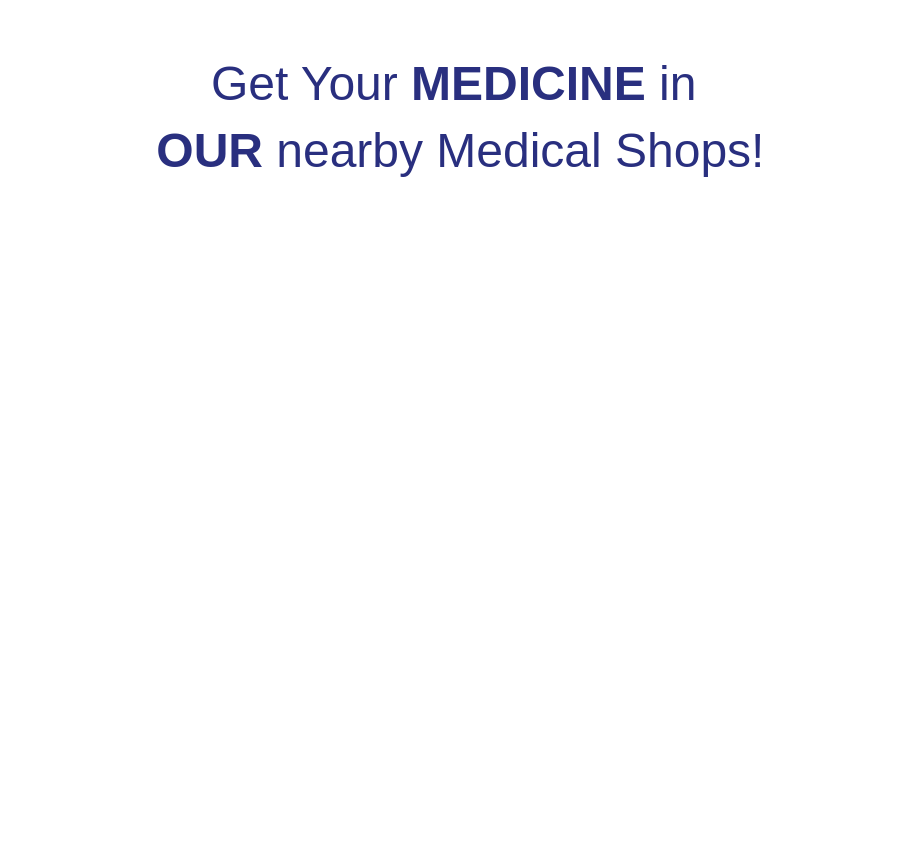
This is apps/Frames/searchFrame.ui in YadavGulshan/MedAlthea as Qt 5 draws it before an edit. The edited form follows.
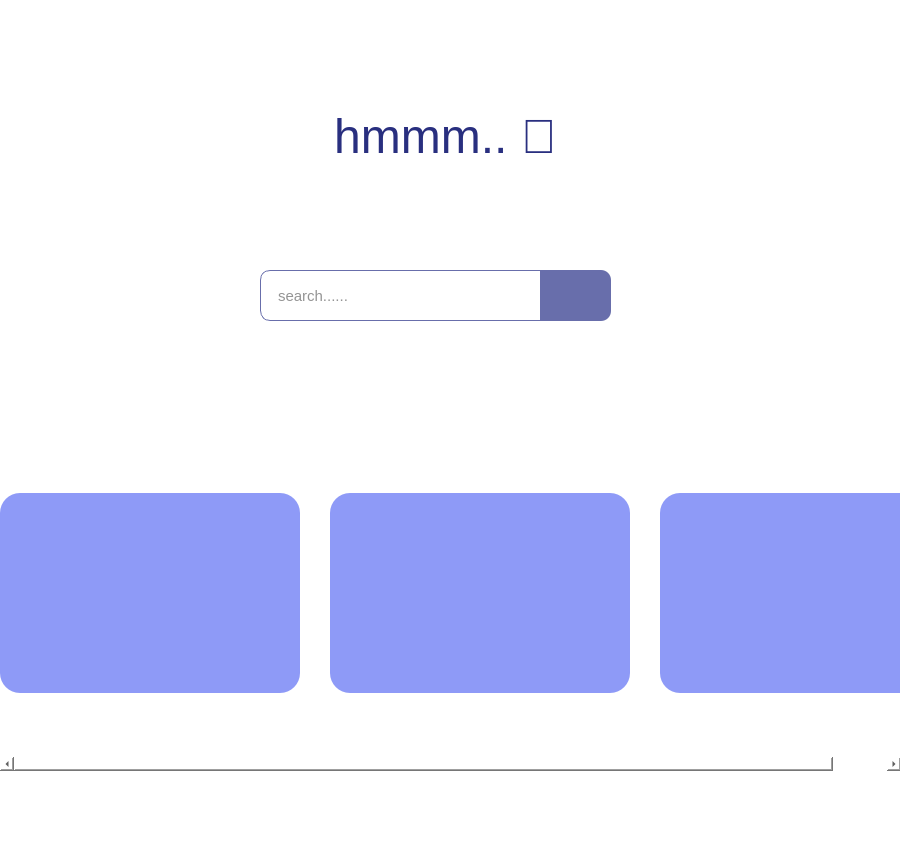
This is the edited form. Icons and pictures are not drawn.

Commit message: working on search frame

```diff
--- a/apps/Frames/searchFrame.ui
+++ b/apps/Frames/searchFrame.ui
@@ -19,9 +19,9 @@
   <widget class="QLabel" name="label">
    <property name="geometry">
     <rect>
-     <x>140</x>
-     <y>50</y>
-     <width>641</width>
+     <x>20</x>
+     <y>70</y>
+     <width>851</width>
      <height>134</height>
     </rect>
    </property>
@@ -30,13 +30,236 @@
 font: 600 13pt &quot;Source Serif Pro&quot;;
 font-size: 48px;</string>
    </property>
+   <property name="frameShape">
+    <enum>QFrame::NoFrame</enum>
+   </property>
+   <property name="frameShadow">
+    <enum>QFrame::Plain</enum>
+   </property>
    <property name="text">
-    <string>&lt;html&gt;&lt;head/&gt;&lt;body&gt;&lt;p&gt;Get Your &lt;span style=&quot; font-weight:700;&quot;&gt;MEDICINE&lt;/span&gt; in &lt;/p&gt;&lt;p&gt;&lt;span style=&quot; font-weight:700;&quot;&gt;OUR&lt;/span&gt; nearby Medical Shops!&lt;/p&gt;&lt;/body&gt;&lt;/html&gt;</string>
+    <string>&lt;html&gt;&lt;head/&gt;&lt;body&gt;&lt;p&gt;hmmm.. 🤔&lt;/p&gt;&lt;/body&gt;&lt;/html&gt;</string>
    </property>
    <property name="alignment">
     <set>Qt::AlignCenter</set>
    </property>
   </widget>
+  <widget class="QLineEdit" name="lineEdit">
+   <property name="geometry">
+    <rect>
+     <x>260</x>
+     <y>270</y>
+     <width>281</width>
+     <height>51</height>
+    </rect>
+   </property>
+   <property name="styleSheet">
+    <string notr="true">border-top-left-radius: 10px;
+border-bottom-left-radius: 10px;
+border: 1px solid rgb(104, 110, 171);
+color: rgb(41, 41, 41);
+padding: 5px;
+padding-left: 15px;
+font-size: 15px</string>
+   </property>
+   <property name="placeholderText">
+    <string>search......</string>
+   </property>
+  </widget>
+  <widget class="QPushButton" name="pushButton">
+   <property name="geometry">
+    <rect>
+     <x>540</x>
+     <y>270</y>
+     <width>71</width>
+     <height>51</height>
+    </rect>
+   </property>
+   <property name="cursor">
+    <cursorShape>PointingHandCursor</cursorShape>
+   </property>
+   <property name="styleSheet">
+    <string notr="true">font-size: 25px;
+color: rgb(255, 255, 255);
+background-color: rgb(104, 110, 171);
+border-top-right-radius: 10px;
+border-bottom-right-radius: 10px;
+border:none;</string>
+   </property>
+   <property name="text">
+    <string/>
+   </property>
+   <property name="icon">
+    <iconset>
+     <normaloff>../../../../Downloads/search.png</normaloff>../../../../Downloads/search.png</iconset>
+   </property>
+   <property name="iconSize">
+    <size>
+     <width>20</width>
+     <height>20</height>
+    </size>
+   </property>
+  </widget>
+  <widget class="QScrollArea" name="scrollArea">
+   <property name="geometry">
+    <rect>
+     <x>0</x>
+     <y>430</y>
+     <width>901</width>
+     <height>341</height>
+    </rect>
+   </property>
+   <property name="sizePolicy">
+    <sizepolicy hsizetype="Expanding" vsizetype="Fixed">
+     <horstretch>0</horstretch>
+     <verstretch>0</verstretch>
+    </sizepolicy>
+   </property>
+   <property name="minimumSize">
+    <size>
+     <width>0</width>
+     <height>0</height>
+    </size>
+   </property>
+   <property name="acceptDrops">
+    <bool>false</bool>
+   </property>
+   <property name="toolTip">
+    <string/>
+   </property>
+   <property name="layoutDirection">
+    <enum>Qt::LeftToRight</enum>
+   </property>
+   <property name="autoFillBackground">
+    <bool>false</bool>
+   </property>
+   <property name="styleSheet">
+    <string notr="true">border:none;
+out;ine:none;
+QScrollBar{background : lightgreen;}
+QScrollBar::handle{
+background : pink;
+}
+QScrollBar::handle::pressed
+{
+background : red;
+}</string>
+   </property>
+   <property name="frameShape">
+    <enum>QFrame::NoFrame</enum>
+   </property>
+   <property name="frameShadow">
+    <enum>QFrame::Plain</enum>
+   </property>
+   <property name="widgetResizable">
+    <bool>true</bool>
+   </property>
+   <property name="alignment">
+    <set>Qt::AlignCenter</set>
+   </property>
+   <widget class="QWidget" name="scrollAreaWidgetContents">
+    <property name="geometry">
+     <rect>
+      <x>0</x>
+      <y>0</y>
+      <width>960</width>
+      <height>327</height>
+     </rect>
+    </property>
+    <property name="sizePolicy">
+     <sizepolicy hsizetype="Preferred" vsizetype="Expanding">
+      <horstretch>0</horstretch>
+      <verstretch>0</verstretch>
+     </sizepolicy>
+    </property>
+    <property name="minimumSize">
+     <size>
+      <width>0</width>
+      <height>0</height>
+     </size>
+    </property>
+    <property name="layoutDirection">
+     <enum>Qt::LeftToRight</enum>
+    </property>
+    <layout class="QHBoxLayout" name="horizontalLayout">
+     <property name="spacing">
+      <number>30</number>
+     </property>
+     <property name="leftMargin">
+      <number>0</number>
+     </property>
+     <property name="rightMargin">
+      <number>0</number>
+     </property>
+     <property name="bottomMargin">
+      <number>9</number>
+     </property>
+     <item>
+      <widget class="QWidget" name="widget_2" native="true">
+       <property name="sizePolicy">
+        <sizepolicy hsizetype="Fixed" vsizetype="Fixed">
+         <horstretch>0</horstretch>
+         <verstretch>0</verstretch>
+        </sizepolicy>
+       </property>
+       <property name="minimumSize">
+        <size>
+         <width>300</width>
+         <height>200</height>
+        </size>
+       </property>
+       <property name="styleSheet">
+        <string notr="true">background-color: rgb(142, 154, 247);
+border-radius: 20px;</string>
+       </property>
+      </widget>
+     </item>
+     <item>
+      <widget class="QWidget" name="widget_3" native="true">
+       <property name="sizePolicy">
+        <sizepolicy hsizetype="Fixed" vsizetype="Fixed">
+         <horstretch>0</horstretch>
+         <verstretch>0</verstretch>
+        </sizepolicy>
+       </property>
+       <property name="minimumSize">
+        <size>
+         <width>300</width>
+         <height>200</height>
+        </size>
+       </property>
+       <property name="styleSheet">
+        <string notr="true">background-color: rgb(142, 154, 247);
+border-radius: 20px;</string>
+       </property>
+      </widget>
+     </item>
+     <item>
+      <widget class="QWidget" name="widget" native="true">
+       <property name="sizePolicy">
+        <sizepolicy hsizetype="Fixed" vsizetype="Fixed">
+         <horstretch>0</horstretch>
+         <verstretch>0</verstretch>
+        </sizepolicy>
+       </property>
+       <property name="minimumSize">
+        <size>
+         <width>300</width>
+         <height>200</height>
+        </size>
+       </property>
+       <property name="styleSheet">
+        <string notr="true">background-color: rgb(142, 154, 247);
+border-radius: 20px;</string>
+       </property>
+      </widget>
+     </item>
+    </layout>
+   </widget>
+  </widget>
+  <zorder>scrollArea</zorder>
+  <zorder>label</zorder>
+  <zorder>lineEdit</zorder>
+  <zorder>pushButton</zorder>
  </widget>
  <resources/>
  <connections/>
```
The commit also changes 1 other file.
